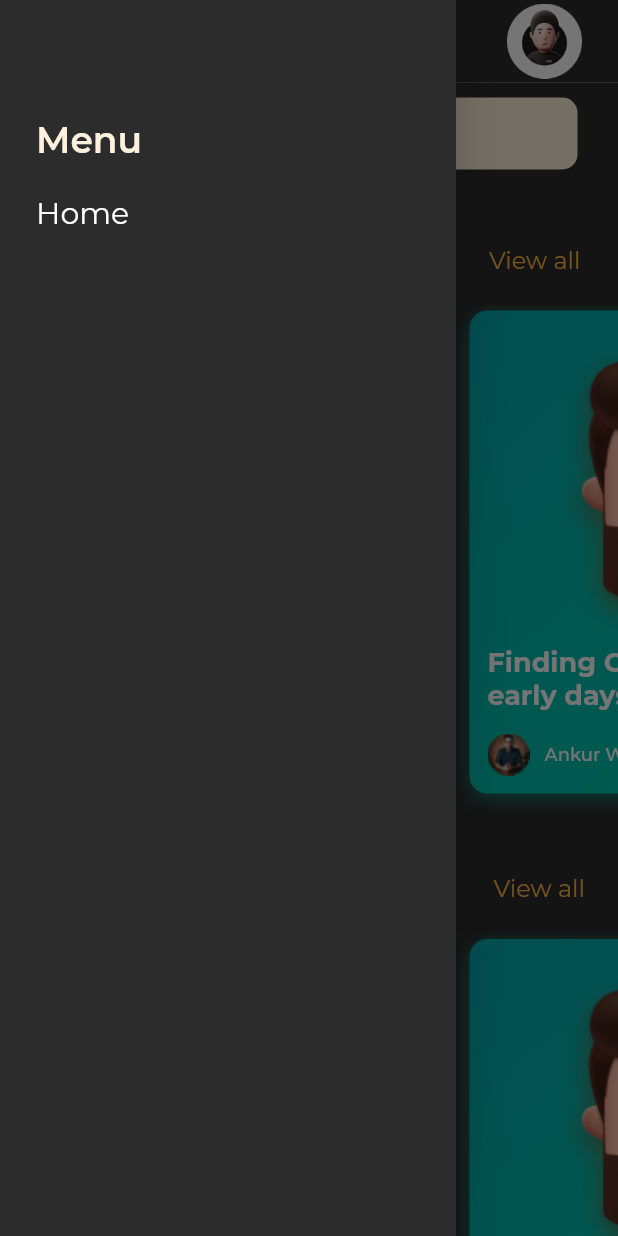
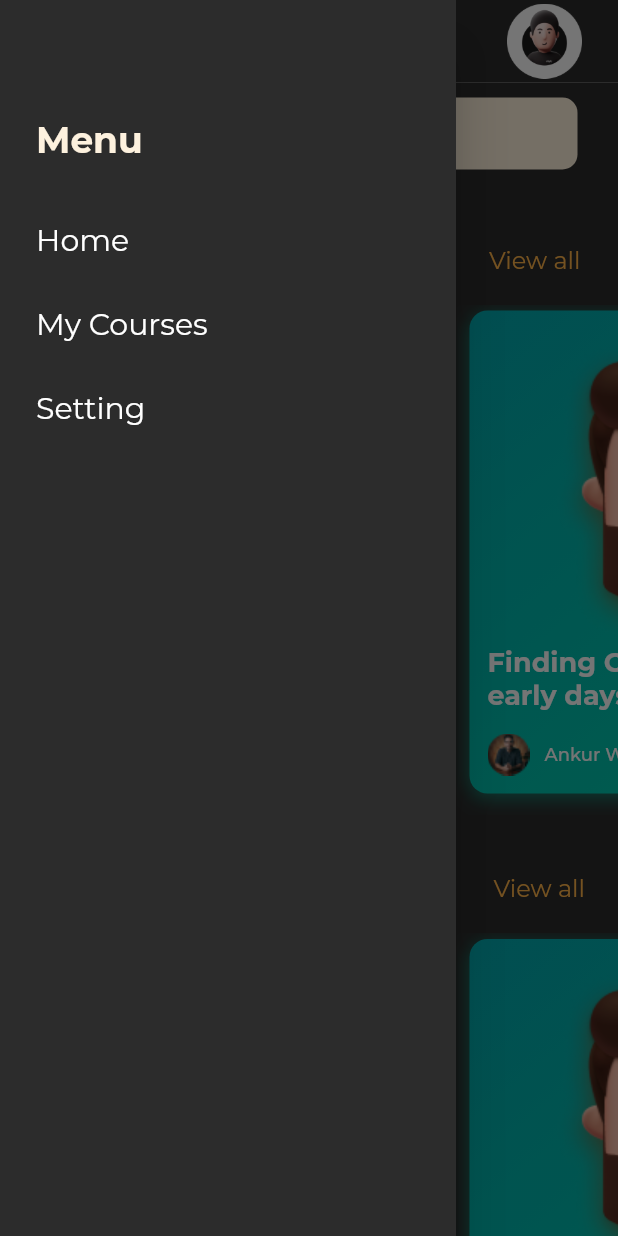
Before and after one commit to phd051199/course-app-ui, a Flutter app: the screen it shows after launch, with the side drawer open, on a phone screen of 412 x 824 dp. Run offline on Flutter 3.47's test engine with Material 2 defaults, Android fonts, the phone set to English and light mode, and no system bars; our stand-ins replace get, google_fonts.

Commit message:
extract menu widget

```diff
--- a/lib/components/menu.dart
+++ b/lib/components/menu.dart
@@ -1,3 +1,4 @@
+import 'package:course_app/components/menu_item.dart';
 import 'package:course_app/utils/constants.dart';
 import 'package:flutter/material.dart';
 import 'package:google_fonts/google_fonts.dart';
@@ -10,6 +11,7 @@ class MenuDrawer extends StatelessWidget {
     return Drawer(
       child: Container(
         color: primaryBGColor,
+        child: Expanded(
           child: Column(
             crossAxisAlignment: CrossAxisAlignment.start,
             children: [
@@ -20,24 +22,23 @@ class MenuDrawer extends StatelessWidget {
                   style: GoogleFonts.getFont(
                     'Montserrat',
                     fontSize: 24,
-                  fontWeight: FontWeight.w600,
+                    fontWeight: FontWeight.w700,
                     color: Color(0xffFDF1DE),
                   ),
                 ),
               ),
-            Padding(
-              padding: const EdgeInsets.only(top: 22, left: 24),
-              child: Text(
-                'Home',
-                style: GoogleFonts.getFont(
-                  'Montserrat',
-                  fontSize: 20,
-                  fontWeight: FontWeight.w400,
-                  color: Colors.white,
+              SizedBox(height: 24),
+              DrawerListTile(
+                title: 'Home',
               ),
+              DrawerListTile(
+                title: 'My Courses',
               ),
+              DrawerListTile(
+                title: 'Setting',
               ),
             ],
+          ),
         ),
       ),
     );
--- /dev/null
+++ b/lib/components/menu_item.dart
@@ -0,0 +1,29 @@
+import 'package:flutter/material.dart';
+import 'package:google_fonts/google_fonts.dart';
+
+class DrawerListTile extends StatelessWidget {
+  const DrawerListTile({
+    Key key,
+    this.title,
+  }) : super(key: key);
+  final String title;
+  @override
+  Widget build(BuildContext context) {
+    return Padding(
+      padding: const EdgeInsets.only(left: 8),
+      child: ListTile(
+        onTap: () {},
+        horizontalTitleGap: 0.0,
+        title: Text(
+          title,
+          style: GoogleFonts.getFont(
+            'Montserrat',
+            fontSize: 20,
+            fontWeight: FontWeight.w400,
+            color: Colors.white,
+          ),
+        ),
+      ),
+    );
+  }
+}
```
Lines whose indentation alone changed are shown as unchanged.
